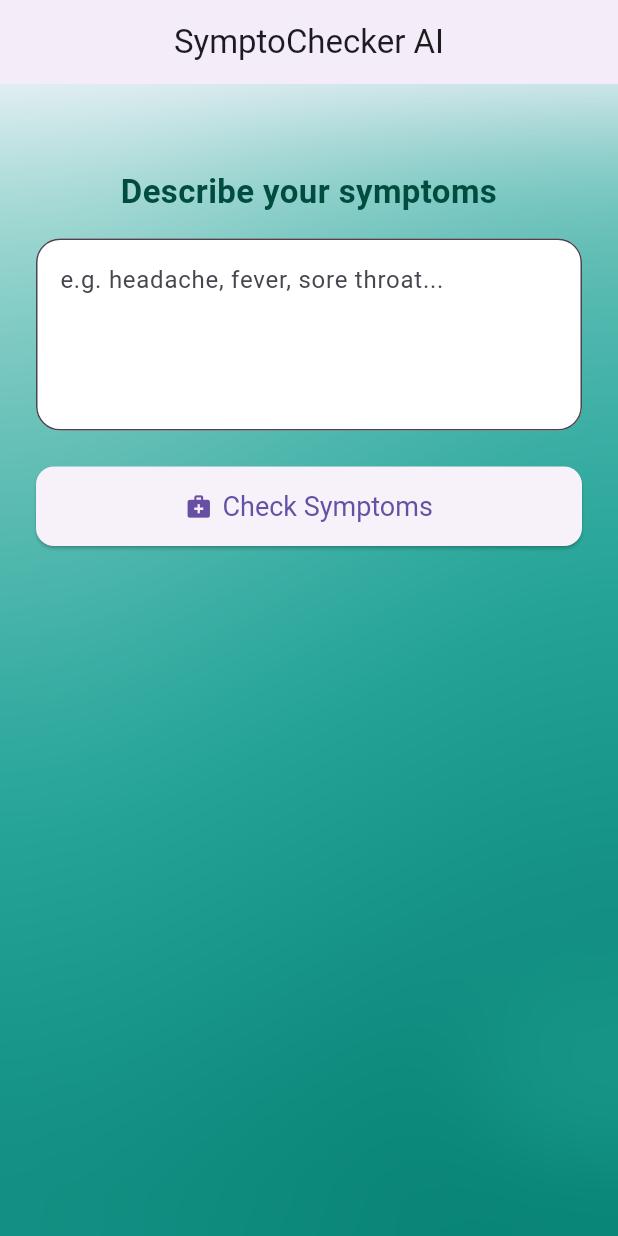
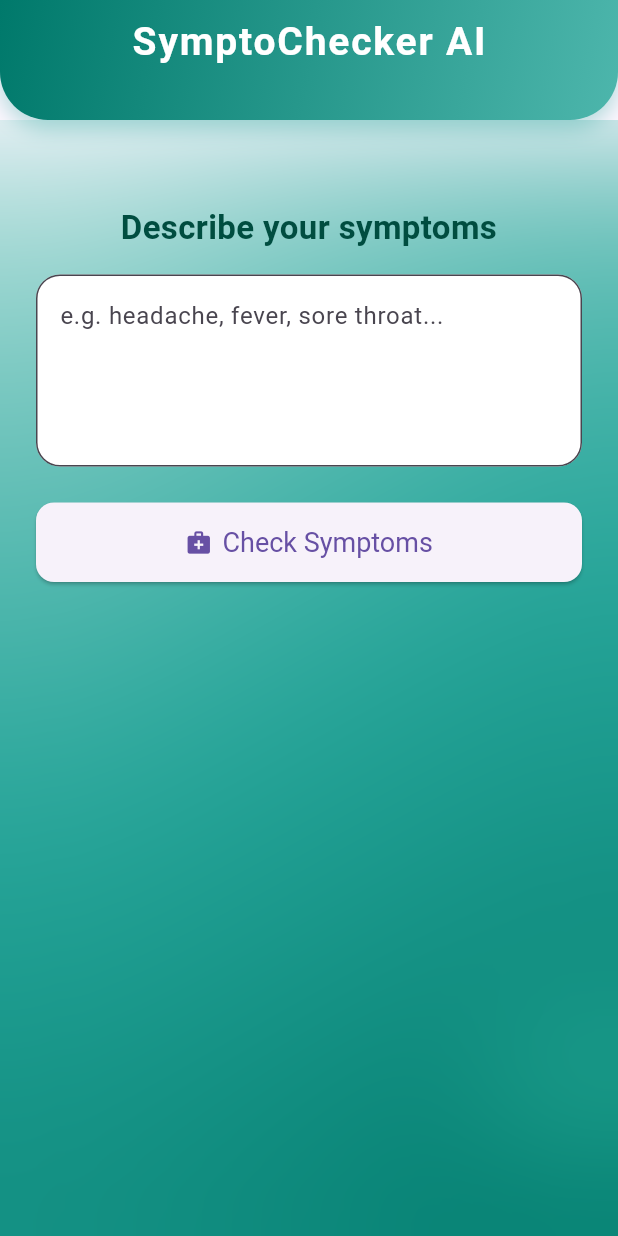
Before and after one commit to Anedtech/symptocheker_ai, a Flutter app: the screen it shows after launch, on a phone screen of 412 x 824 dp. Run offline on Flutter 3.47's test engine with Material 3 defaults, Android fonts, the phone set to English and light mode, and no system bars.

Commit message:
appbar nice update

```diff
--- a/lib/main.dart
+++ b/lib/main.dart
@@ -74,10 +74,40 @@ class _SymptomCheckerHomeState extends State<SymptomCheckerHome> {
   @override
   Widget build(BuildContext context) {
     return Scaffold(
-      appBar: AppBar(
-        title: Text('SymptoChecker AI'),
-        centerTitle: true,
-        elevation: 2,
+      appBar: PreferredSize(
+        preferredSize: Size.fromHeight(80),
+        child: Container(
+          decoration: BoxDecoration(
+            gradient: LinearGradient(
+              colors: [Colors.teal.shade700, Colors.teal.shade300],
+              begin: Alignment.topLeft,
+              end: Alignment.bottomRight,
+            ),
+            borderRadius: BorderRadius.vertical(bottom: Radius.circular(32)),
+            boxShadow: [
+              BoxShadow(
+                color: Colors.teal.withOpacity(0.3),
+                blurRadius: 12,
+                offset: Offset(0, 6),
+              ),
+            ],
+          ),
+          child: AppBar(
+            backgroundColor: Colors.transparent,
+            elevation: 0,
+            title: Text(
+              'SymptoChecker AI',
+              style: TextStyle(
+                fontWeight: FontWeight.bold,
+                fontSize: 26,
+                letterSpacing: 1.2,
+                color: Colors.white,
+              ),
+            ),
+            centerTitle: true,
+            automaticallyImplyLeading: false,
+          ),
+        ),
       ),
       body: Stack(
         children: [
```
